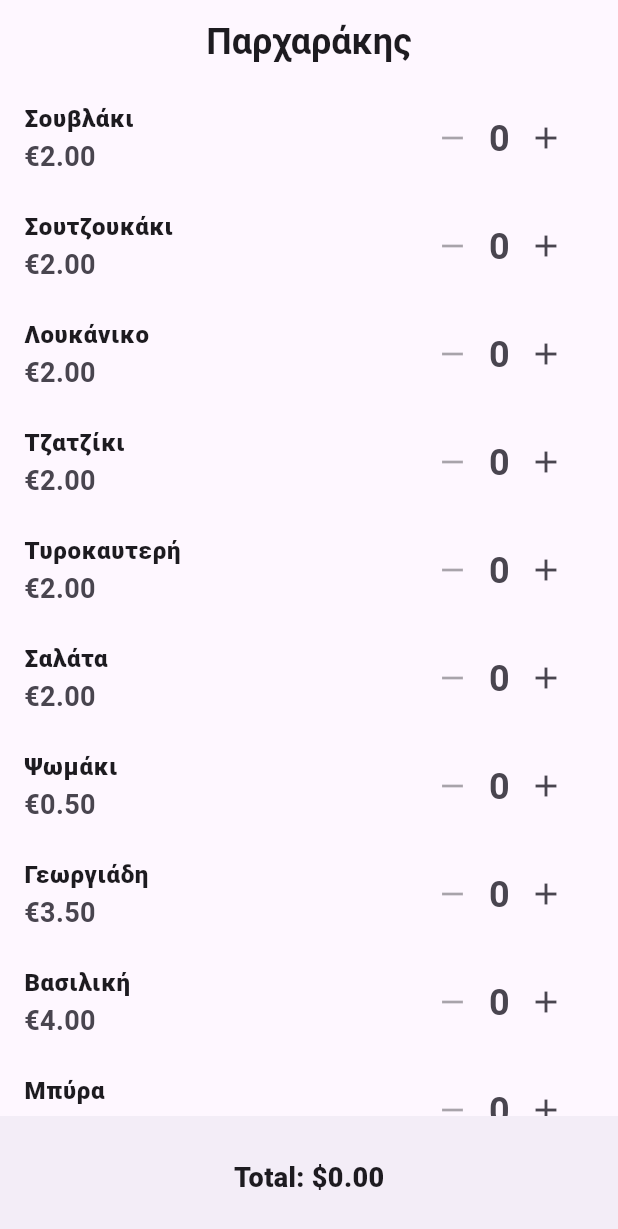
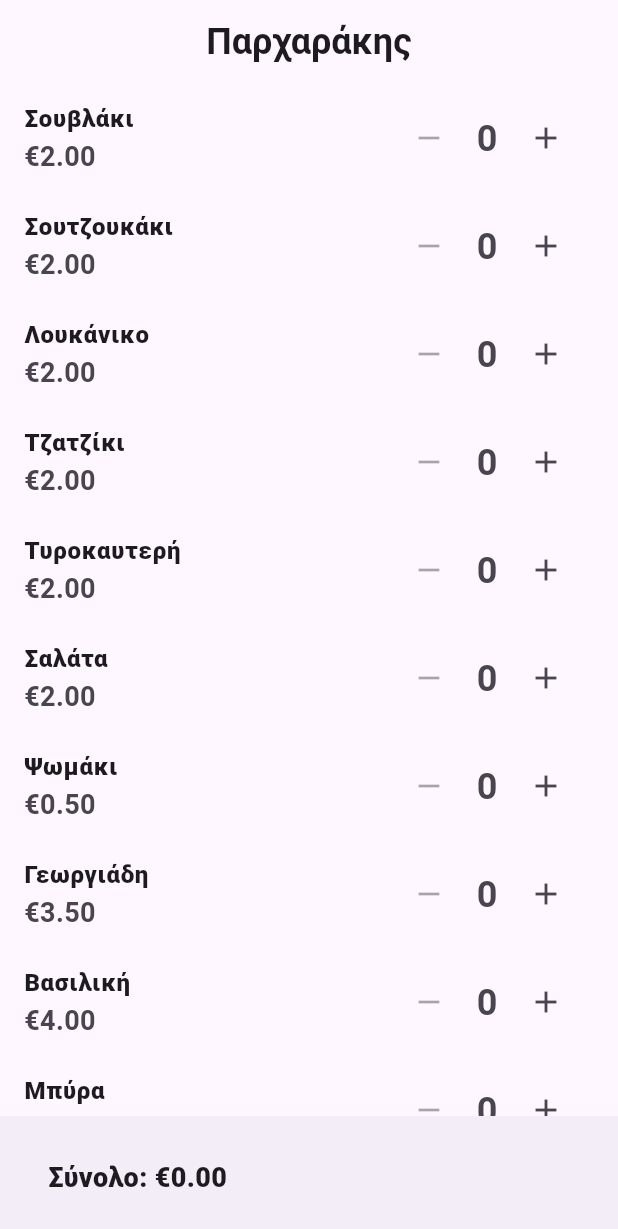
Before and after one commit to GrigPasch/Register-Simple-App, a Flutter app: the screen it shows after launch, on a phone screen of 412 x 824 dp. Shown: the top 1229 px of the screen. Run offline on Flutter 3.47's test engine with Material 3 defaults, Android fonts, the phone set to English and light mode, and no system bars.

Commit message:
Simple UI fixes

```diff
--- a/lib/main.dart
+++ b/lib/main.dart
@@ -69,13 +69,22 @@ class _MenuScreenState extends State<MenuScreen> {
     });
   }
 
+  void clearCart() {
+    setState(() {
+      cart.clear();
+    });
+  }
+
   @override
   Widget build(BuildContext context) {
     return Scaffold(
-
       appBar: AppBar(
         centerTitle: true,
-        title: Text("Παρχαράκης", style: TextStyle(fontSize: 24, fontWeight: FontWeight.w700), ),),
+        title: Text(
+          "Παρχαράκης",
+          style: TextStyle(fontSize: 24, fontWeight: FontWeight.w700),
+        ),
+      ),
       body: ListView.builder(
         itemCount: items.length,
         itemBuilder: (context, index) {
@@ -83,23 +92,30 @@ class _MenuScreenState extends State<MenuScreen> {
           final qty = cart[item] ?? 0;
           return ListTile(
             title: Text(
-                item.name,
-                style: TextStyle(fontWeight: FontWeight.w800),
+              item.name,
+              style: TextStyle(fontWeight: FontWeight.w800),
             ),
-            subtitle: Text("€${item.price.toStringAsFixed(2)}",
-                            style: TextStyle(fontSize: 18, fontWeight: FontWeight.w600),),
+            subtitle: Text(
+              "€${item.price.toStringAsFixed(2)}",
+              style: TextStyle(fontSize: 18, fontWeight: FontWeight.w600),
+            ),
             trailing: Row(
               mainAxisSize: MainAxisSize.min,
               children: [
                 IconButton(
-                  icon: Icon(Icons.remove,
-                              size: 24, weight: 600,),
+                  icon: Icon(Icons.remove, size: 24),
                   onPressed: qty > 0 ? () => removeItem(item) : null,
                 ),
-                Text(qty.toString(), style: TextStyle(fontSize: 24, fontWeight: FontWeight.w600),),
+                Container(
+                  width: 30,
+                  child: Text(
+                    qty.toString(),
+                    style: TextStyle(fontSize: 24, fontWeight: FontWeight.w600),
+                    textAlign: TextAlign.center,
+                  ),
+                ),
                 IconButton(
-                  icon: Icon(Icons.add,
-                             size: 24, weight: 600),
+                  icon: Icon(Icons.add, size: 24),
                   onPressed: () => addItem(item),
                 ),
               ],
@@ -111,10 +127,17 @@ class _MenuScreenState extends State<MenuScreen> {
         child: Padding(
           padding: const EdgeInsets.all(16.0),
           child: Row(
-            mainAxisAlignment: MainAxisAlignment.spaceEvenly,
+            mainAxisAlignment: MainAxisAlignment.spaceBetween,
             children: [
-              Text("Total: \$${total.toStringAsFixed(2)}",
-                  style: TextStyle(fontSize: 18, fontWeight: FontWeight.w800)),
+              Text(
+                  "Σύνολο: €${total.toStringAsFixed(2)}",
+                  style: TextStyle(fontSize: 18, fontWeight: FontWeight.w800)
+              ),
+              if (cart.isNotEmpty)
+                ElevatedButton(
+                  onPressed: clearCart,
+                  child: Text("Καθαρισμός"),
+                ),
             ],
           ),
         ),
```
